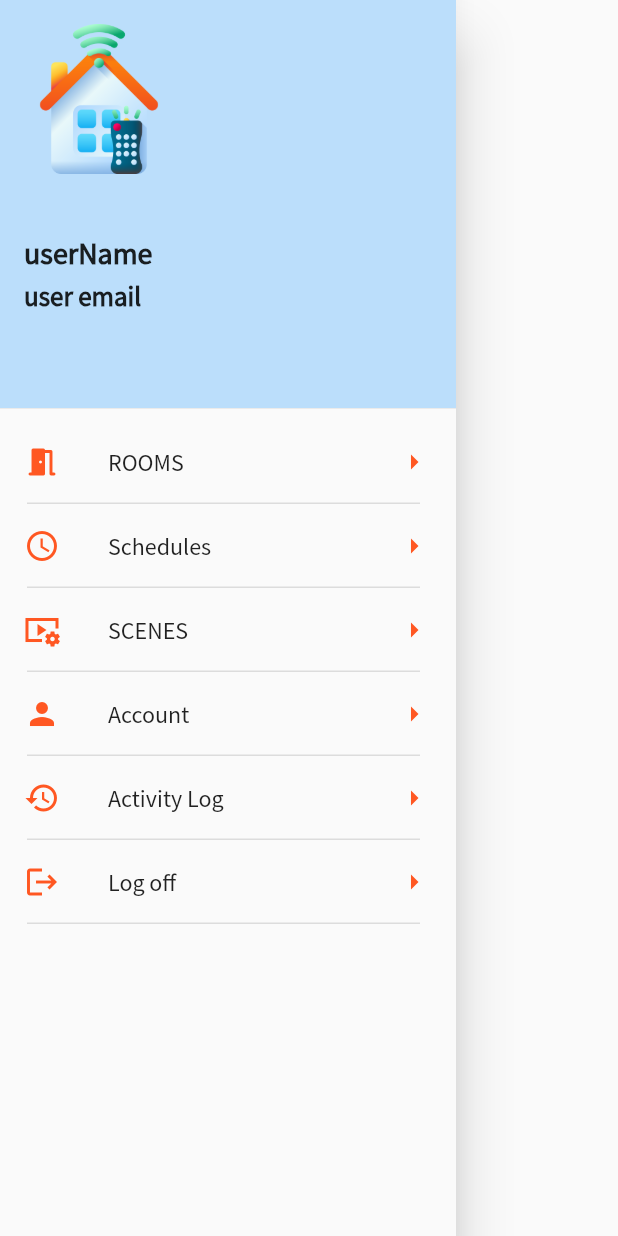
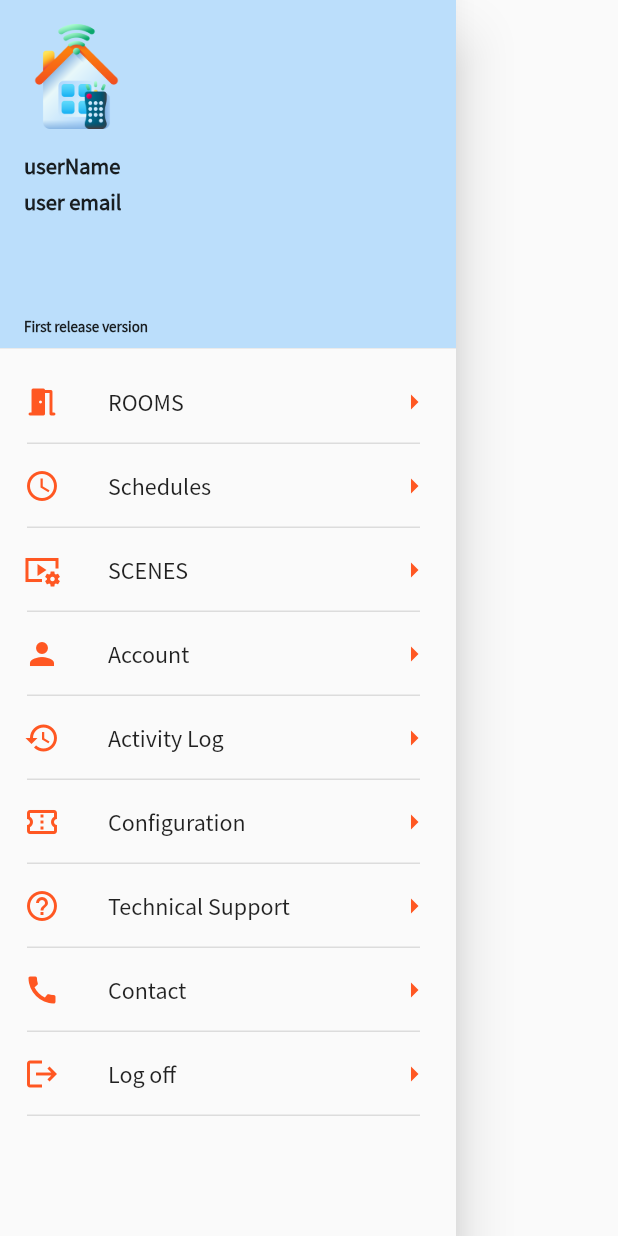
Before and after one commit to ahmedabdelsalam22/apply_localization_and_theme, a Flutter app: the MyDrawer widget shown alone on an empty page, opened directly, on a phone screen of 412 x 824 dp. Run offline on Flutter 3.47's test engine with Material 2 defaults, Android fonts, the phone set to English and light mode, and no system bars; our stand-ins replace animated_text_kit, conditional_builder_null_safety, flutter_bloc, flutter_iconly, flutter_local_notifications, flutter_screenutil and 2 more.

Commit message:
add some features to drawer

```diff
--- a/assets/lang/ar.json
+++ b/assets/lang/ar.json
@@ -29,5 +29,9 @@
   "logOff": "تسجيل خروج",
   "schedules": "الجداول",
   "account": "الحساب",
-  "activityLog": "سجل النشاط"
+  "activityLog": "سجل النشاط",
+  "config":"الاعدادات",
+  "technicalSupport": "الدعم الفني",
+  "contact": "تواصل معنا"
+
 }
--- a/assets/lang/en.json
+++ b/assets/lang/en.json
@@ -29,5 +29,9 @@
   "logOff": "Log off",
   "schedules": "Schedules",
   "account": "Account",
-  "activityLog": "Activity Log"
+  "activityLog": "Activity Log",
+  "config":"Configuration",
+  "technicalSupport": "Technical Support",
+  "contact": "Contact"
+
 }
--- a/lib/presentaion layer/widgets/my_drawer.dart
+++ b/lib/presentaion layer/widgets/my_drawer.dart
@@ -17,27 +17,32 @@ class MyDrawer extends StatelessWidget {
           ),
           child: const Image(
             fit: BoxFit.cover,
-            height: 100,
-            width: 100,
+            height: 70,
+            width: 70,
             image: AssetImage(
               'assets/images/splash.png',
             ),
           ),
         ),
         const SizedBox(
-          height: 40,
+          height: 15,
         ),
         const Text(
           'userName',
-          style: TextStyle(fontSize: 20, fontWeight: FontWeight.bold),
+          style: TextStyle(fontSize: 15, fontWeight: FontWeight.bold),
         ),
         const SizedBox(
           height: 5,
         ),
         const Text(
           'user email',
-          style: TextStyle(fontSize: 18, fontWeight: FontWeight.bold),
-        )
+          style: TextStyle(fontSize: 15, fontWeight: FontWeight.bold),
+        ),
+        const Spacer(),
+        const Text(
+          'First release version',
+          style: TextStyle(fontSize: 10, fontWeight: FontWeight.bold),
+        ),
       ],
     );
   }
@@ -78,7 +83,7 @@ class MyDrawer extends StatelessWidget {
         padding: EdgeInsets.zero,
         children: [
           SizedBox(
-            height: 280,
+            height: 240,
             child: DrawerHeader(
               decoration: BoxDecoration(color: Colors.blue[100]),
               child: buildDrawerHeader(context),
@@ -115,6 +120,24 @@ class MyDrawer extends StatelessWidget {
           ),
           buildDrawerListItemsDivider(),
           buildDrawerListItem(
+            leadingIcon: Icons.confirmation_number_outlined,
+            title: getLang(context, 'config'),
+            onTap: () {},
+          ),
+          buildDrawerListItemsDivider(),
+          buildDrawerListItem(
+            leadingIcon: Icons.help_outline,
+            title: getLang(context, 'technicalSupport'),
+            onTap: () {},
+          ),
+          buildDrawerListItemsDivider(),
+          buildDrawerListItem(
+            leadingIcon: Icons.call,
+            title: getLang(context, 'contact'),
+            onTap: () {},
+          ),
+          buildDrawerListItemsDivider(),
+          buildDrawerListItem(
             leadingIcon: Icons.logout,
             title: getLang(context, 'logOff'),
             onTap: () {},
```
